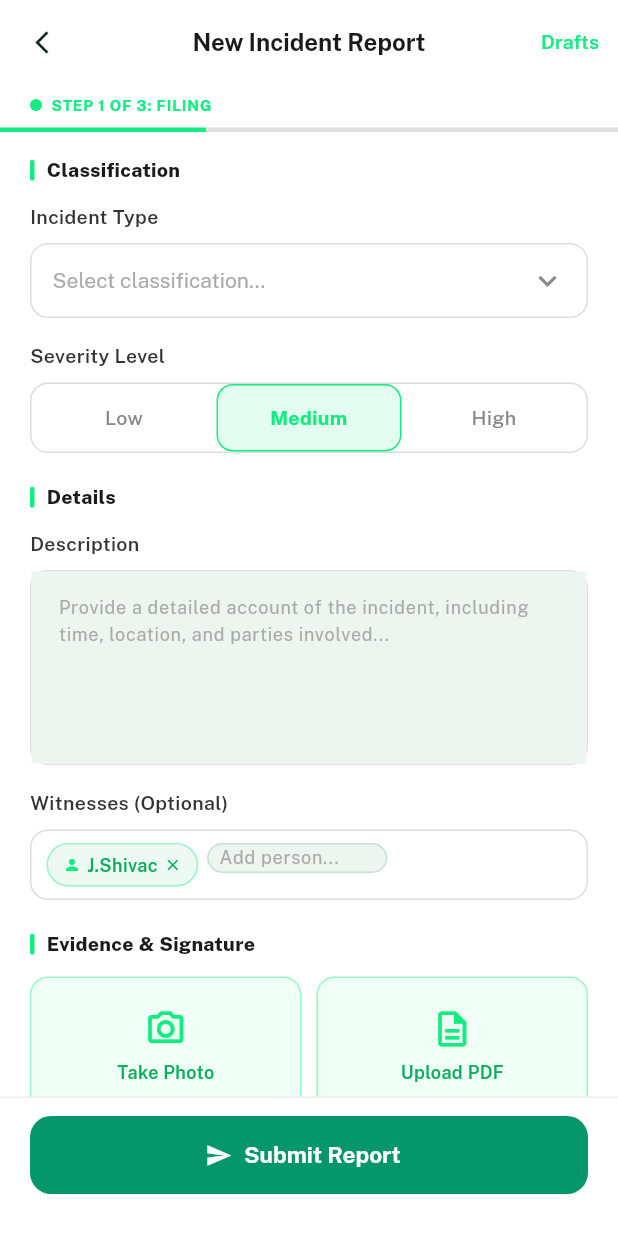
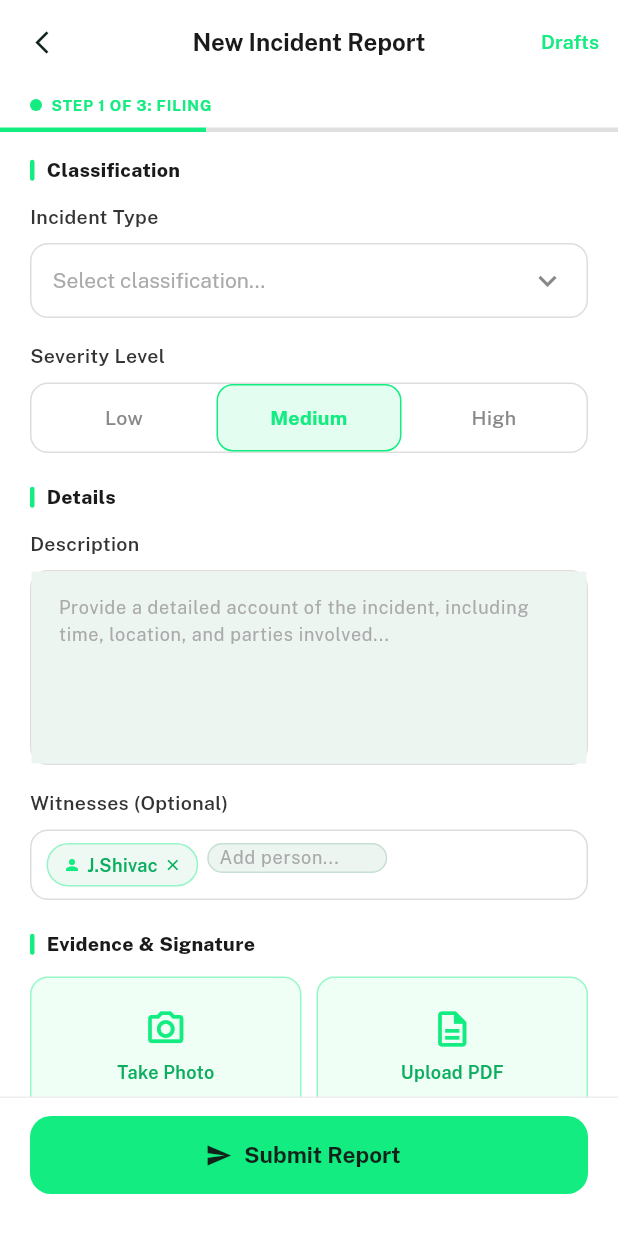
Before and after one commit to SADC-Parliamentary-Forum/SADCPFNexus, a Flutter app: the ReportNewIncidentScreen screen opened by its route, on a phone screen of 412 x 824 dp. Shown: the top 1233 px of the screen. Run offline on Flutter 3.47's test engine with Material 3 defaults, Android fonts, the light colour scheme and no system bars; our stand-ins replace dio, flutter_riverpod, flutter_secure_storage, go_router, local_auth; accounts and stored records are empty.

Commit message:
Update submodule reference and apply const constructors to various widget properties for performance improvements in the mobile application. Changes include updates to the executive cockpit, report new incident, and procurement approval matrix screens.

```diff
--- a/mobile/lib/features/dashboard/presentation/screens/executive_cockpit_screen.dart
+++ b/mobile/lib/features/dashboard/presentation/screens/executive_cockpit_screen.dart
@@ -15,8 +15,8 @@ class ExecutiveCockpitScreen extends StatelessWidget {
         actions: [
           IconButton(icon: const Icon(Icons.refresh, color: AppColors.textSecondary), onPressed: () {}),
           Container(margin: const EdgeInsets.only(right: 12), width: 32, height: 32,
-            decoration: BoxDecoration(color: AppColors.gold, shape: BoxShape.circle),
-            child: const Center(child: Text('SG', style: TextStyle(color: Colors.white, fontSize: 11, fontWeight: FontWeight.w800)))),
+            decoration: const BoxDecoration(color: AppColors.gold, shape: BoxShape.circle),
+            child: const Center(child: Text('SG', style: TextStyle(color: Color(0xFF102219), fontSize: 11, fontWeight: FontWeight.w800)))),
         ],
       ),
       body: ListView(
--- a/mobile/lib/features/hr/presentation/screens/report_new_incident_screen.dart
+++ b/mobile/lib/features/hr/presentation/screens/report_new_incident_screen.dart
@@ -122,7 +122,7 @@ class _ReportNewIncidentScreenState extends State<ReportNewIncidentScreen> {
         padding: const EdgeInsets.fromLTRB(20, 16, 20, 100),
         children: [
           // ── Classification section ────────────────────────────────────
-          _SectionHeader(label: 'Classification'),
+          const _SectionHeader(label: 'Classification'),
           const SizedBox(height: 12),
 
           const Text(
@@ -171,6 +171,7 @@ class _ReportNewIncidentScreenState extends State<ReportNewIncidentScreen> {
             ),
             child: Row(
               children: _severities.asMap().entries.map((entry) {
+                final i = entry.key;
                 final s = entry.value;
                 final isActive = s == _severity;
                 Color activeColor;
@@ -225,7 +226,7 @@ class _ReportNewIncidentScreenState extends State<ReportNewIncidentScreen> {
           const SizedBox(height: 20),
 
           // ── Details section ───────────────────────────────────────────
-          _SectionHeader(label: 'Details'),
+          const _SectionHeader(label: 'Details'),
           const SizedBox(height: 12),
 
           const Text(
@@ -339,7 +340,7 @@ class _ReportNewIncidentScreenState extends State<ReportNewIncidentScreen> {
           const SizedBox(height: 20),
 
           // ── Evidence & Signature section ──────────────────────────────
-          _SectionHeader(label: 'Evidence & Signature'),
+          const _SectionHeader(label: 'Evidence & Signature'),
           const SizedBox(height: 12),
 
           Row(
@@ -456,9 +457,9 @@ class _ReportNewIncidentScreenState extends State<ReportNewIncidentScreen> {
                       painter: _SignaturePainter(),
                       size: Size.infinite,
                     )
-                  : Column(
+                  : const Column(
                       mainAxisAlignment: MainAxisAlignment.center,
-                      children: const [
+                      children: [
                         Icon(Icons.gesture, size: 32, color: Color(0xFFCCCCCC)),
                         SizedBox(height: 4),
                         Text(
@@ -489,8 +490,8 @@ class _ReportNewIncidentScreenState extends State<ReportNewIncidentScreen> {
           icon: const Icon(Icons.send, size: 18),
           label: const Text('Submit Report'),
           style: ElevatedButton.styleFrom(
-            backgroundColor: const Color(0xFF059669),
-            foregroundColor: Colors.white,
+            backgroundColor: const Color(0xFF13EC80),
+            foregroundColor: const Color(0xFF102219),
             minimumSize: const Size(double.infinity, 52),
             shape: RoundedRectangleBorder(borderRadius: BorderRadius.circular(14)),
             elevation: 0,
```
Also changed, not shown: mobile/lib/features/procurement/presentation/screens/procurement_approval_matrix_screen.dart (+4 -4 lines).
